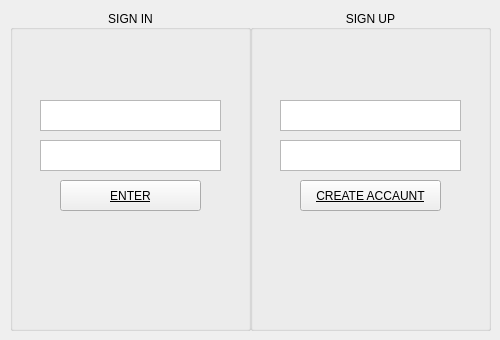
Before: the Qt Designer form client/LehaStar.ui in Predator051/MobileOperator, drawn with Qt 5.
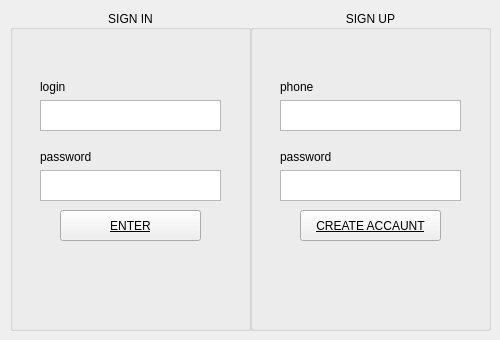
After: the same form once the commit is applied.

Patch:
```diff
--- a/client/LehaStar.ui
+++ b/client/LehaStar.ui
@@ -54,7 +54,7 @@
     <property name="geometry">
      <rect>
       <x>30</x>
-      <y>130</y>
+      <y>160</y>
       <width>181</width>
       <height>31</height>
      </rect>
@@ -64,7 +64,7 @@
     <property name="geometry">
      <rect>
       <x>50</x>
-      <y>170</y>
+      <y>200</y>
       <width>141</width>
       <height>31</height>
      </rect>
@@ -91,6 +91,32 @@
      <string/>
     </property>
    </widget>
+   <widget class="QLabel" name="label_3">
+    <property name="geometry">
+     <rect>
+      <x>30</x>
+      <y>140</y>
+      <width>59</width>
+      <height>14</height>
+     </rect>
+    </property>
+    <property name="text">
+     <string>password</string>
+    </property>
+   </widget>
+   <widget class="QLabel" name="label_4">
+    <property name="geometry">
+     <rect>
+      <x>30</x>
+      <y>70</y>
+      <width>59</width>
+      <height>14</height>
+     </rect>
+    </property>
+    <property name="text">
+     <string>login</string>
+    </property>
+   </widget>
   </widget>
   <widget class="QGroupBox" name="groupBox_2">
    <property name="geometry">
@@ -111,7 +137,7 @@
     <property name="geometry">
      <rect>
       <x>50</x>
-      <y>170</y>
+      <y>200</y>
       <width>141</width>
       <height>31</height>
      </rect>
@@ -139,7 +165,7 @@
     <property name="geometry">
      <rect>
       <x>30</x>
-      <y>130</y>
+      <y>160</y>
       <width>181</width>
       <height>31</height>
      </rect>
@@ -158,6 +184,32 @@
      <string/>
     </property>
    </widget>
+   <widget class="QLabel" name="label">
+    <property name="geometry">
+     <rect>
+      <x>30</x>
+      <y>140</y>
+      <width>59</width>
+      <height>14</height>
+     </rect>
+    </property>
+    <property name="text">
+     <string>password</string>
+    </property>
+   </widget>
+   <widget class="QLabel" name="label_2">
+    <property name="geometry">
+     <rect>
+      <x>30</x>
+      <y>70</y>
+      <width>59</width>
+      <height>14</height>
+     </rect>
+    </property>
+    <property name="text">
+     <string>phone</string>
+    </property>
+   </widget>
   </widget>
  </widget>
  <resources/>
```
